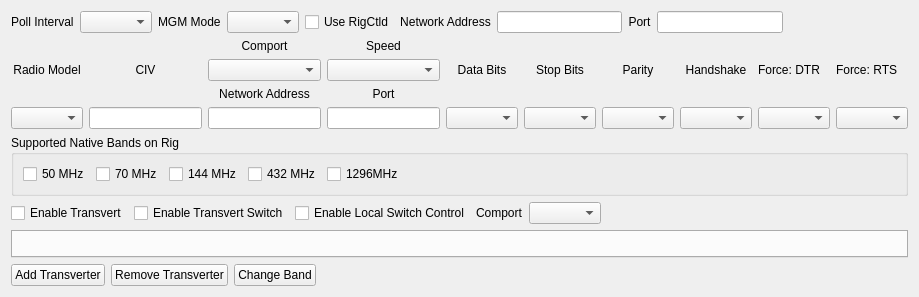
This is mqt/MqtRigControl/rigsetupform.ui in Rsclub22/Minos2-Mirror as Qt 5 draws it before an edit. The edited form follows.
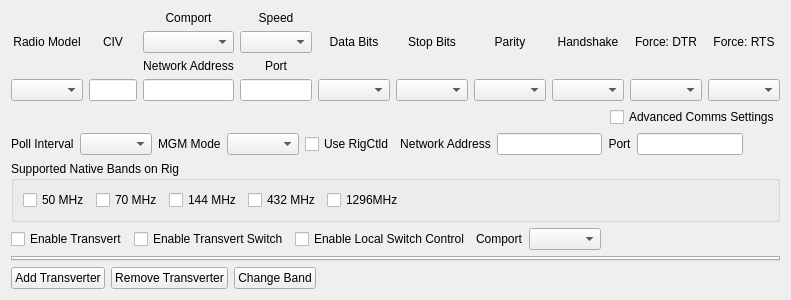
This is the edited form. Custom widgets are drawn as their Qt base class.

Commit message: add an Advanced Comms checkbox to rigcontrol and rotcontrol for serial comms, to hide parameters that are not essential in most cases. Remove native hamlib rigctld and rotcld from rigmodel and rotmodel lists.

```diff
--- a/mqt/MqtRigControl/rigsetupform.ui
+++ b/mqt/MqtRigControl/rigsetupform.ui
@@ -6,103 +6,18 @@
    <rect>
     <x>0</x>
     <y>0</y>
-    <width>919</width>
-    <height>297</height>
+    <width>791</width>
+    <height>300</height>
    </rect>
   </property>
   <property name="windowTitle">
    <string/>
   </property>
+  <layout class="QVBoxLayout" name="verticalLayout_6">
+   <item>
   <layout class="QVBoxLayout" name="verticalLayout_5">
    <item>
-    <layout class="QHBoxLayout" name="horizontalLayout_14">
-     <item>
-      <widget class="QLabel" name="pollIntervalLbl">
-       <property name="text">
-        <string>Poll Interval</string>
-       </property>
-      </widget>
-     </item>
-     <item>
-      <widget class="QComboBox" name="pollInterval"/>
-     </item>
-     <item>
-      <widget class="QLabel" name="label">
-       <property name="text">
-        <string>MGM Mode</string>
-       </property>
-      </widget>
-     </item>
-     <item>
-      <widget class="QComboBox" name="mgmBox"/>
-     </item>
-     <item>
-      <widget class="QCheckBox" name="useRigCtldChkBox">
-       <property name="text">
-        <string>Use RigCtld</string>
-       </property>
-      </widget>
-     </item>
-     <item>
-      <widget class="QLabel" name="rigCtldNetworkAddLbl">
-       <property name="text">
-        <string>Network Address</string>
-       </property>
-       <property name="alignment">
-        <set>Qt::AlignCenter</set>
-       </property>
-      </widget>
-     </item>
-     <item>
-      <widget class="QLineEdit" name="rigCtldNetworkAddBox">
-       <property name="maxLength">
-        <number>15</number>
-       </property>
-       <property name="clearButtonEnabled">
-        <bool>true</bool>
-       </property>
-      </widget>
-     </item>
-     <item>
-      <widget class="QLabel" name="rigCtldNetPortLbl">
-       <property name="text">
-        <string>Port</string>
-       </property>
-       <property name="alignment">
-        <set>Qt::AlignCenter</set>
-       </property>
-      </widget>
-     </item>
-     <item>
-      <widget class="QLineEdit" name="rigCtldNetPortBox">
-       <property name="inputMask">
-        <string/>
-       </property>
-       <property name="maxLength">
-        <number>32767</number>
-       </property>
-       <property name="clearButtonEnabled">
-        <bool>true</bool>
-       </property>
-      </widget>
-     </item>
-     <item>
-      <spacer name="horizontalSpacer_7">
-       <property name="orientation">
-        <enum>Qt::Horizontal</enum>
-       </property>
-       <property name="sizeHint" stdset="0">
-        <size>
-         <width>40</width>
-         <height>20</height>
-        </size>
-       </property>
-      </spacer>
-     </item>
-    </layout>
-   </item>
-   <item>
-    <layout class="QHBoxLayout" name="horizontalLayout_12">
+      <layout class="QHBoxLayout" name="horizontalLayout_5">
      <item>
       <layout class="QVBoxLayout" name="verticalLayout_18">
        <item>
@@ -301,6 +216,9 @@
          <property name="text">
           <string>Force: DTR</string>
          </property>
+           <property name="alignment">
+            <set>Qt::AlignCenter</set>
+           </property>
         </widget>
        </item>
        <item>
@@ -315,6 +233,9 @@
          <property name="text">
           <string>Force: RTS</string>
          </property>
+           <property name="alignment">
+            <set>Qt::AlignCenter</set>
+           </property>
         </widget>
        </item>
        <item>
@@ -322,8 +243,118 @@
        </item>
       </layout>
      </item>
+      </layout>
+     </item>
      <item>
-      <layout class="QVBoxLayout" name="verticalLayout_60"/>
+      <layout class="QHBoxLayout" name="horizontalLayout_6">
+       <item>
+        <spacer name="horizontalSpacer_4">
+         <property name="orientation">
+          <enum>Qt::Horizontal</enum>
+         </property>
+         <property name="sizeHint" stdset="0">
+          <size>
+           <width>40</width>
+           <height>20</height>
+          </size>
+         </property>
+        </spacer>
+       </item>
+       <item>
+        <widget class="QCheckBox" name="advancedCommsChkBox">
+         <property name="text">
+          <string>Advanced Comms Settings</string>
+         </property>
+        </widget>
+       </item>
+      </layout>
+     </item>
+    </layout>
+   </item>
+   <item>
+    <layout class="QHBoxLayout" name="horizontalLayout_14">
+     <item>
+      <widget class="QLabel" name="pollIntervalLbl">
+       <property name="text">
+        <string>Poll Interval</string>
+       </property>
+      </widget>
+     </item>
+     <item>
+      <widget class="QComboBox" name="pollInterval"/>
+     </item>
+     <item>
+      <widget class="QLabel" name="label">
+       <property name="text">
+        <string>MGM Mode</string>
+       </property>
+      </widget>
+     </item>
+     <item>
+      <widget class="QComboBox" name="mgmBox"/>
+     </item>
+     <item>
+      <widget class="QCheckBox" name="useRigCtldChkBox">
+       <property name="text">
+        <string>Use RigCtld</string>
+       </property>
+      </widget>
+     </item>
+     <item>
+      <widget class="QLabel" name="rigCtldNetworkAddLbl">
+       <property name="text">
+        <string>Network Address</string>
+       </property>
+       <property name="alignment">
+        <set>Qt::AlignCenter</set>
+       </property>
+      </widget>
+     </item>
+     <item>
+      <widget class="QLineEdit" name="rigCtldNetworkAddBox">
+       <property name="maxLength">
+        <number>15</number>
+       </property>
+       <property name="clearButtonEnabled">
+        <bool>true</bool>
+       </property>
+      </widget>
+     </item>
+     <item>
+      <widget class="QLabel" name="rigCtldNetPortLbl">
+       <property name="text">
+        <string>Port</string>
+       </property>
+       <property name="alignment">
+        <set>Qt::AlignCenter</set>
+       </property>
+      </widget>
+     </item>
+     <item>
+      <widget class="QLineEdit" name="rigCtldNetPortBox">
+       <property name="inputMask">
+        <string/>
+       </property>
+       <property name="maxLength">
+        <number>32767</number>
+       </property>
+       <property name="clearButtonEnabled">
+        <bool>true</bool>
+       </property>
+      </widget>
+     </item>
+     <item>
+      <spacer name="horizontalSpacer_7">
+       <property name="orientation">
+        <enum>Qt::Horizontal</enum>
+       </property>
+       <property name="sizeHint" stdset="0">
+        <size>
+         <width>40</width>
+         <height>20</height>
+        </size>
+       </property>
+      </spacer>
      </item>
     </layout>
    </item>
```
Lines whose indentation alone changed are shown as unchanged. The commit also changes 12 other files.
